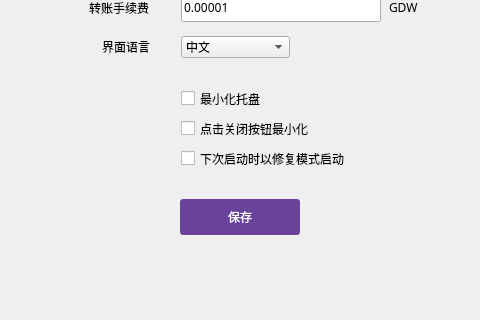
Old version of the form setdialog.ui in the repository realm520/gdwcoin; both pictures show x 240 to 720 and y 260 to 580 of the 960 by 580 pixel window.
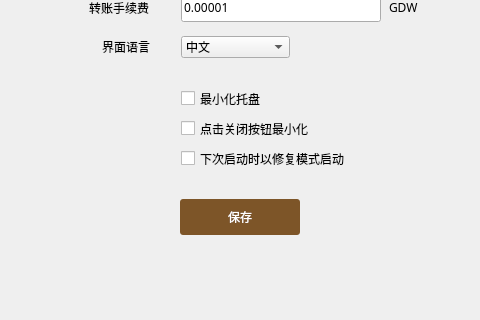
New version of the form.

Patch:
```diff
--- a/setdialog.ui
+++ b/setdialog.ui
@@ -126,8 +126,9 @@
         <enum>Qt::NoFocus</enum>
        </property>
        <property name="styleSheet">
-        <string notr="true">QToolButton{background-color:rgb(105,67,155);color:#ffffff;border:none;border-radius:3px;}
-QToolButton:hover{background-color:rgb(125,87,180);}</string>
+        <string notr="true">QToolButton{background-color:rgb(125,85,40);color:#ffffff;border:none;border-radius:3px;}
+QToolButton:hover{background-color:rgb(185,150,85);}
+</string>
        </property>
        <property name="text">
         <string>保存</string>
```
